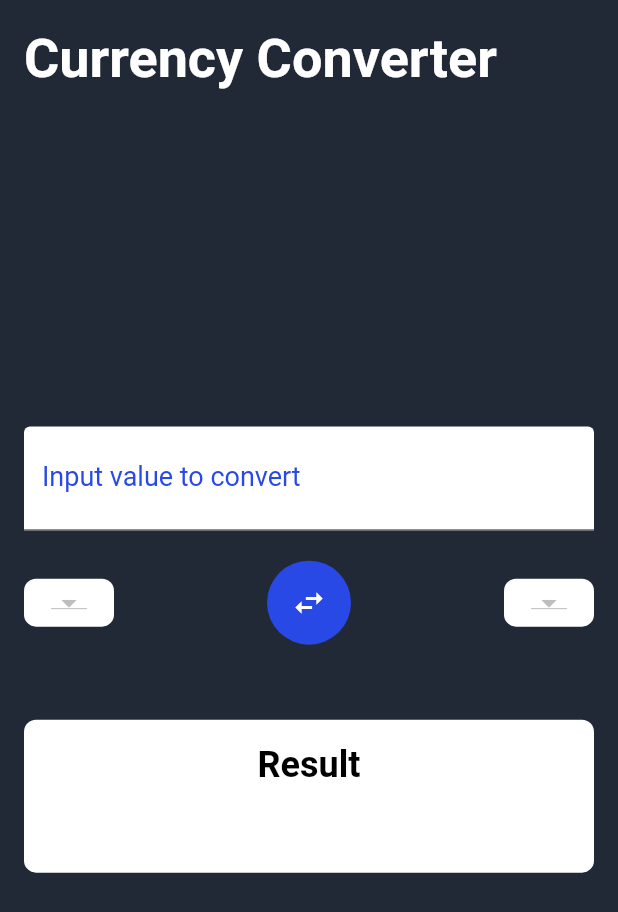
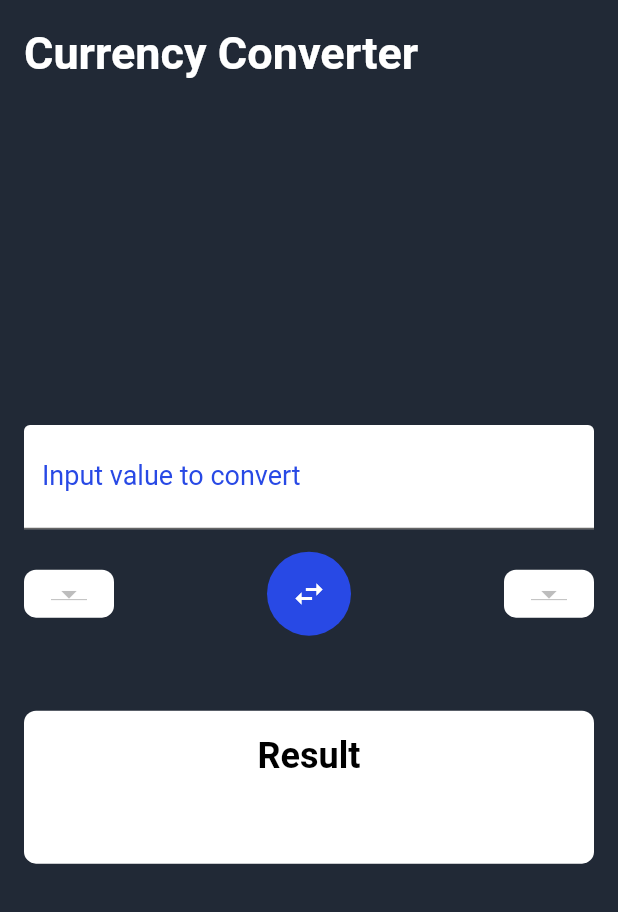
Before and after one commit to Rasujon3/currency_converter_app, a Flutter app: the screen it shows after launch, on a phone screen of 412 x 824 dp. Shown: the top 912 px of the screen. Run offline on Flutter 3.47's test engine with Material 2 defaults, Android fonts, the phone set to English and light mode, and no system bars; network calls fail.

Commit message:
finally release
finally release

```diff
--- a/lib/main.dart
+++ b/lib/main.dart
@@ -86,7 +86,7 @@ class _HomePageState extends State<HomePage> {
                   child: Text(
                     "Currency Converter",
                     style: TextStyle(
-                        fontSize: 36,
+                        fontSize: 30,
                         fontWeight: FontWeight.bold,
                         color: Colors.white),
                   ),
@@ -131,7 +131,7 @@ class _HomePageState extends State<HomePage> {
                         keyboardType: TextInputType.number,
                       ),
                       SizedBox(
-                        height: 20.0,
+                        height: 15.0,
                       ),
                       Row(
                         mainAxisAlignment: MainAxisAlignment.spaceBetween,
```
Also changed, not shown: 8 other files.
